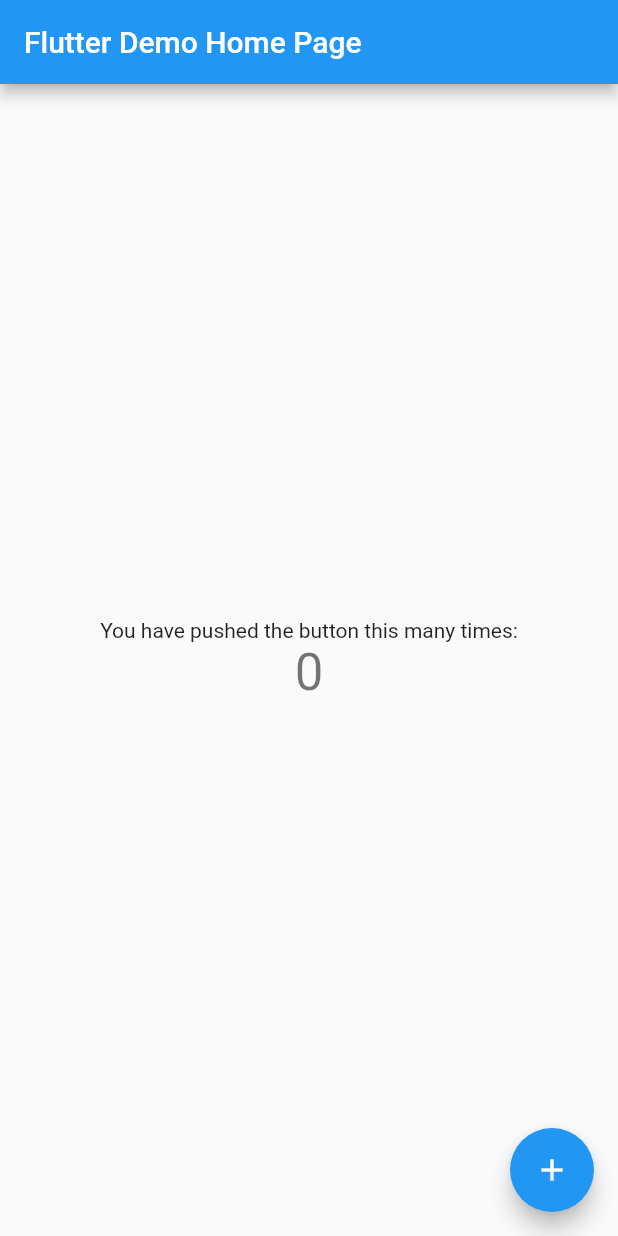
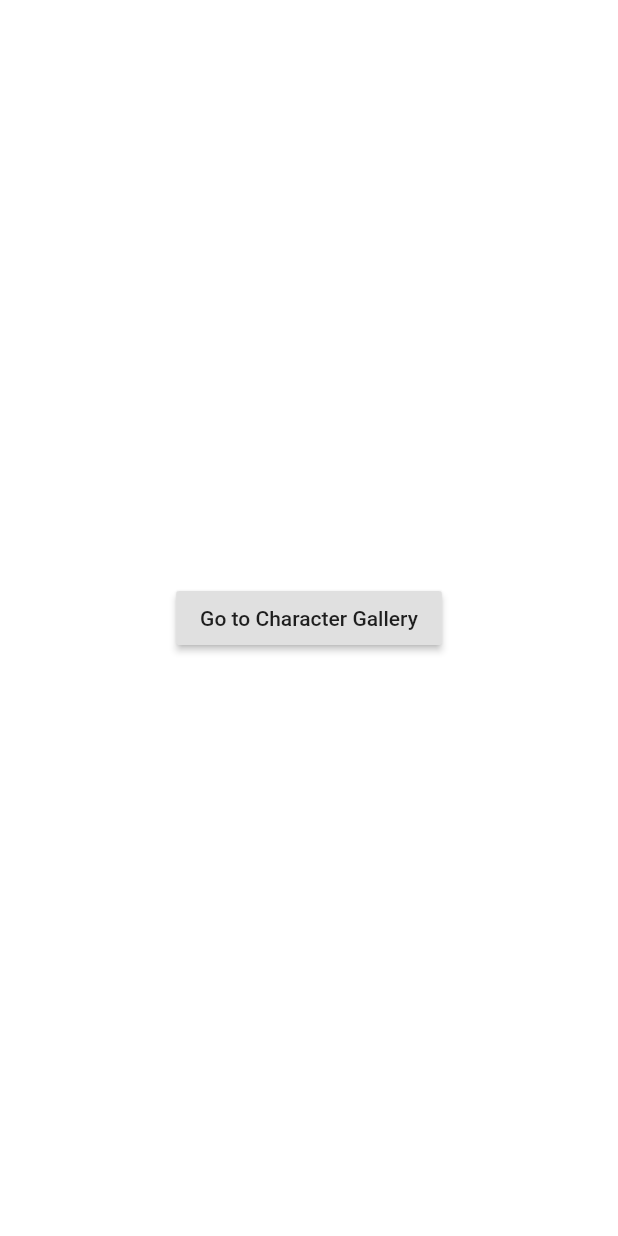
Before and after one commit to MrEmperawr/dnd5-app, a Flutter app: the screen it shows after launch, on a phone screen of 412 x 824 dp. Run offline on Flutter 3.47's test engine with Material 2 defaults, Android fonts, the phone set to English and light mode, and no system bars.

Commit message:
Basic navigation

```diff
--- a/dnd5app/lib/main.dart
+++ b/dnd5app/lib/main.dart
@@ -1,4 +1,6 @@
+import 'package:dnd5app/screens/ClassGallery/ClassGalleryScreen.dart';
 import 'package:flutter/material.dart';
+import './screens/Home/HomeScreen.dart';
 
 void main() {
   runApp(MyApp());
@@ -9,109 +11,13 @@
   @override
   Widget build(BuildContext context) {
     return MaterialApp(
-      title: 'Flutter Demo',
-      theme: ThemeData(
-        // This is the theme of your application.
-        //
-        // Try running your application with "flutter run". You'll see the
-        // application has a blue toolbar. Then, without quitting the app, try
-        // changing the primarySwatch below to Colors.green and then invoke
-        // "hot reload" (press "r" in the console where you ran "flutter run",
-        // or simply save your changes to "hot reload" in a Flutter IDE).
-        // Notice that the counter didn't reset back to zero; the application
-        // is not restarted.
-        primarySwatch: Colors.blue,
-        // This makes the visual density adapt to the platform that you run
-        // the app on. For desktop platforms, the controls will be smaller and
-        // closer together (more dense) than on mobile platforms.
-        visualDensity: VisualDensity.adaptivePlatformDensity,
-      ),
-      home: MyHomePage(title: 'Flutter Demo Home Page'),
+      title: 'DnD 5 Archive App',
+      home: HomeScreen(),
+      initialRoute: HomeScreen.routeName,
+      routes: {
+        HomeScreen.routeName : (context) => HomeScreen(),
+        ClassGalleryScreen.routeName : (context) => ClassGalleryScreen()
+      },
     );
   }
 }
-
-class MyHomePage extends StatefulWidget {
-  MyHomePage({Key key, this.title}) : super(key: key);
-
-  // This widget is the home page of your application. It is stateful, meaning
-  // that it has a State object (defined below) that contains fields that affect
-  // how it looks.
-
-  // This class is the configuration for the state. It holds the values (in this
-  // case the title) provided by the parent (in this case the App widget) and
-  // used by the build method of the State. Fields in a Widget subclass are
-  // always marked "final".
-
-  final String title;
-
-  @override
-  _MyHomePageState createState() => _MyHomePageState();
-}
-
-class _MyHomePageState extends State<MyHomePage> {
-  int _counter = 0;
-
-  void _incrementCounter() {
-    setState(() {
-      // This call to setState tells the Flutter framework that something has
-      // changed in this State, which causes it to rerun the build method below
-      // so that the display can reflect the updated values. If we changed
-      // _counter without calling setState(), then the build method would not be
-      // called again, and so nothing would appear to happen.
-      _counter++;
-    });
-  }
-
-  @override
-  Widget build(BuildContext context) {
-    // This method is rerun every time setState is called, for instance as done
-    // by the _incrementCounter method above.
-    //
-    // The Flutter framework has been optimized to make rerunning build methods
-    // fast, so that you can just rebuild anything that needs updating rather
-    // than having to individually change instances of widgets.
-    return Scaffold(
-      appBar: AppBar(
-        // Here we take the value from the MyHomePage object that was created by
-        // the App.build method, and use it to set our appbar title.
-        title: Text(widget.title),
-      ),
-      body: Center(
-        // Center is a layout widget. It takes a single child and positions it
-        // in the middle of the parent.
-        child: Column(
-          // Column is also a layout widget. It takes a list of children and
-          // arranges them vertically. By default, it sizes itself to fit its
-          // children horizontally, and tries to be as tall as its parent.
-          //
-          // Invoke "debug painting" (press "p" in the console, choose the
-          // "Toggle Debug Paint" action from the Flutter Inspector in Android
-          // Studio, or the "Toggle Debug Paint" command in Visual Studio Code)
-          // to see the wireframe for each widget.
-          //
-          // Column has various properties to control how it sizes itself and
-          // how it positions its children. Here we use mainAxisAlignment to
-          // center the children vertically; the main axis here is the vertical
-          // axis because Columns are vertical (the cross axis would be
-          // horizontal).
-          mainAxisAlignment: MainAxisAlignment.center,
-          children: <Widget>[
-            Text(
-              'You have pushed the button this many times:',
-            ),
-            Text(
-              '$_counter',
-              style: Theme.of(context).textTheme.headline4,
-            ),
-          ],
-        ),
-      ),
-      floatingActionButton: FloatingActionButton(
-        onPressed: _incrementCounter,
-        tooltip: 'Increment',
-        child: Icon(Icons.add),
-      ), // This trailing comma makes auto-formatting nicer for build methods.
-    );
-  }
-}
--- /dev/null
+++ b/dnd5app/lib/screens/ClassGallery/ClassGalleryScreen.dart
@@ -0,0 +1,12 @@
+import 'package:flutter/material.dart';
+
+class ClassGalleryScreen extends StatelessWidget {
+  static const routeName = '/classGalleryScreen';
+
+  @override
+  Widget build(BuildContext context) {
+    return Center(
+      child: Text("Class Gallery!")
+    );
+  }
+}
--- a/dnd5app/lib/screens/Home/HomeScreen.dart
+++ b/dnd5app/lib/screens/Home/HomeScreen.dart
@@ -0,0 +1,17 @@
+
+import 'package:dnd5app/screens/ClassGallery/ClassGalleryScreen.dart';
+import 'package:flutter/material.dart';
+
+class HomeScreen extends StatelessWidget {
+  static const routeName = '/homeScreen';
+  @override
+  Widget build(BuildContext context) {
+    return Center(
+      child: RaisedButton(
+        child: Text("Go to Character Gallery"),
+        onPressed: () {
+          Navigator.popAndPushNamed(context, ClassGalleryScreen.routeName);
+      }),
+    );
+  }
+}
```
Also changed, not shown: dnd5app/lib/screens/CharacterGallery/CharacterGalleryScreen.dart (deleted).
